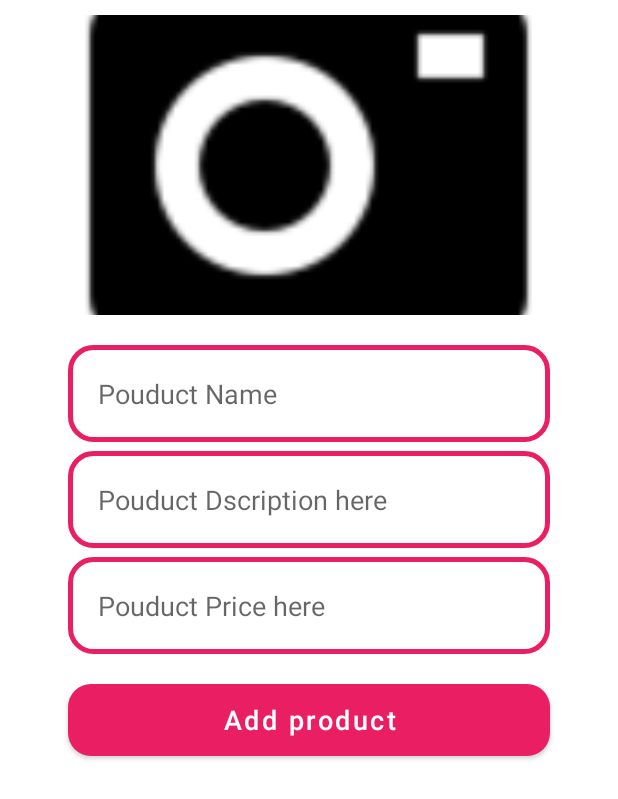
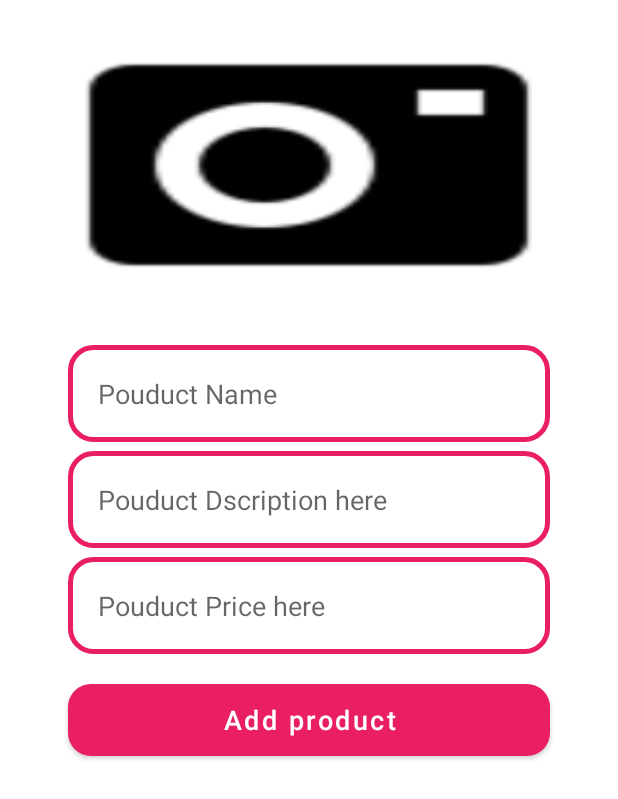
Before and after one commit to MohammadAlhariri/eCommerce, an Android app: the SellerAddNewProduct screen opened directly, with no data from a screen before it, on a phone screen of 412 x 824 dp. Shown: the top 799 px of the screen. Run offline under Robolectric (Android 15) with nearby library versions, the phone set to English and light mode, and no system bars; our stand-ins replace Volley; libraries missing offline, so code that uses them is left out: io.paperdb; network calls fail; pictures from the network do not load.

Commit message:
- modify Miners Bugs

```diff
--- a/app/src/main/java/com/example/ma_ecommerce/seller/SellerAddNewProduct.java
+++ b/app/src/main/java/com/example/ma_ecommerce/seller/SellerAddNewProduct.java
@@ -53,11 +53,11 @@ public class SellerAddNewProduct extends AppCompatActivity {
     protected void onCreate(Bundle savedInstanceState) {
         super.onCreate(savedInstanceState);
         setContentView(R.layout.activity_seller_add_new_product);
-        add_new_product = (Button) findViewById(R.id.add_new_prouduct_button);
-        p_name = (EditText) findViewById(R.id.product_name);
-        p_description = (EditText) findViewById(R.id.product_description);
-        p_price = (EditText) findViewById(R.id.product_price);
-        p_photo = (ImageView) findViewById(R.id.select_product_image);
+        add_new_product = findViewById(R.id.add_new_prouduct_button);
+        p_name = findViewById(R.id.product_name);
+        p_description = findViewById(R.id.product_description);
+        p_price = findViewById(R.id.product_price);
+        p_photo = findViewById(R.id.select_product_image);
         progressDialog = new ProgressDialog(this);
         p_photo.setOnClickListener(new View.OnClickListener() {
             @Override
@@ -124,8 +124,6 @@ public class SellerAddNewProduct extends AppCompatActivity {
         //---------------------------------------------
 
 
-
-
         final RequestQueue queue = Volley.newRequestQueue(this);
 
         String url = "https://ecommerceliu.000webhostapp.com/eCommerceLIU/addproduct.php";
@@ -182,6 +180,7 @@ public class SellerAddNewProduct extends AppCompatActivity {
         galleryIntent.setType("image/*");
         startActivityForResult(galleryIntent, gallery_photo);
     }
+
     //
 //    @Override
 //    protected void onActivityResult(int requestCode, int resultCode, Intent data) {
@@ -203,7 +202,7 @@ public class SellerAddNewProduct extends AppCompatActivity {
 //    }
     protected void onActivityResult(int requestCode, int resultCode, @Nullable Intent data) {
         super.onActivityResult(requestCode, resultCode, data);
-    if (requestCode==gallery_photo  &&  resultCode==RESULT_OK  &&  data!=null){
+        if (requestCode == gallery_photo && resultCode == RESULT_OK && data != null) {
             imageuri = data.getData();
             try {
                 bitmap = MediaStore.Images.Media.getBitmap(getContentResolver(), imageuri);
--- a/app/src/main/res/layout/activity_seller_add_new_product.xml
+++ b/app/src/main/res/layout/activity_seller_add_new_product.xml
@@ -1,72 +1,72 @@
 <?xml version="1.0" encoding="utf-8"?>
 <RelativeLayout xmlns:android="http://schemas.android.com/apk/res/android"
-    xmlns:app="http://schemas.android.com/apk/res-auto"
     xmlns:tools="http://schemas.android.com/tools"
     android:layout_width="match_parent"
     android:layout_height="match_parent"
     tools:context=".seller.SellerAddNewProduct">
+
     <ImageView
         android:id="@+id/select_product_image"
         android:layout_width="350dp"
         android:layout_height="200dp"
-        android:cropToPadding="false"
-        android:scaleType="centerCrop"
-        android:src="@drawable/select_product_image"
         android:layout_centerHorizontal="true"
         android:layout_marginTop="10dp"
-        />
+        android:cropToPadding="false"
+        android:scaleType="fitXY"
+        android:src="@drawable/select_product_image" />
+
     <EditText
         android:id="@+id/product_name"
         android:layout_width="match_parent"
         android:layout_height="wrap_content"
         android:layout_below="@id/select_product_image"
-        android:inputType="textMultiLine"
+        android:layout_marginLeft="45dp"
         android:layout_marginTop="20dp"
-        android:padding="20dp"
-        android:hint="Pouduct Name"
-        android:layout_marginLeft="45dp"
         android:layout_marginRight="45dp"
         android:background="@drawable/input_design"
-        />
+        android:hint="Pouduct Name"
+        android:inputType="textMultiLine"
+        android:padding="20dp" />
+
     <EditText
         android:id="@+id/product_description"
         android:layout_width="match_parent"
         android:layout_height="wrap_content"
         android:layout_below="@id/product_name"
-        android:inputType="textMultiLine"
+        android:layout_marginLeft="45dp"
         android:layout_marginTop="6dp"
-        android:padding="20dp"
-        android:hint="Pouduct Dscription here"
-        android:layout_marginLeft="45dp"
         android:layout_marginRight="45dp"
         android:background="@drawable/input_design"
-        />
+        android:hint="Pouduct Dscription here"
+        android:inputType="textMultiLine"
+        android:padding="20dp" />
+
     <EditText
         android:id="@+id/product_price"
         android:layout_width="match_parent"
         android:layout_height="wrap_content"
         android:layout_below="@id/product_description"
-        android:inputType="textMultiLine"
+        android:layout_marginLeft="45dp"
         android:layout_marginTop="6dp"
-        android:padding="20dp"
-        android:hint="Pouduct Price here"
-        android:layout_marginLeft="45dp"
         android:layout_marginRight="45dp"
         android:background="@drawable/input_design"
-        />
+        android:hint="Pouduct Price here"
+        android:inputType="number"
+        android:padding="20dp" />
+
     <Button
         android:id="@+id/add_new_prouduct_button"
         android:layout_width="match_parent"
         android:layout_height="wrap_content"
+        android:layout_below="@id/product_price"
+        android:layout_marginLeft="45dp"
+        android:layout_marginTop="20dp"
+        android:layout_marginRight="45dp"
+        android:background="@drawable/buttons"
         android:text="Add product"
-        android:layout_marginLeft="45dp"
-        android:layout_marginRight="45dp"
         android:textAllCaps="false"
+        android:textColor="@color/white"
         android:textSize="18sp"
-        android:layout_marginTop="20dp"
-        android:layout_below="@id/product_price"
-        android:textColor="@color/white"
-        android:background="@drawable/buttons"
 
         />
 </RelativeLayout>
```
Also changed, not shown: app/src/main/java/com/example/ma_ecommerce/LoginActivity.java (+16 -18 lines), app/src/main/java/com/example/ma_ecommerce/buyer/CartActivity.java (+7 -4 lines), app/src/main/java/com/example/ma_ecommerce/buyer/ChangePasswordActivity.java (+11 -5 lines), app/src/main/java/com/example/ma_ecommerce/seller/SellerHomeActivity.java (+3 -7 lines), app/src/main/java/com/example/ma_ecommerce/viewHolder/BankListAdapter.java (+8 -11 lines), app/src/main/res/layout/seller_item_view.xml (+14 -12 lines), 1 other file. Lines whose indentation alone changed are shown as unchanged.
